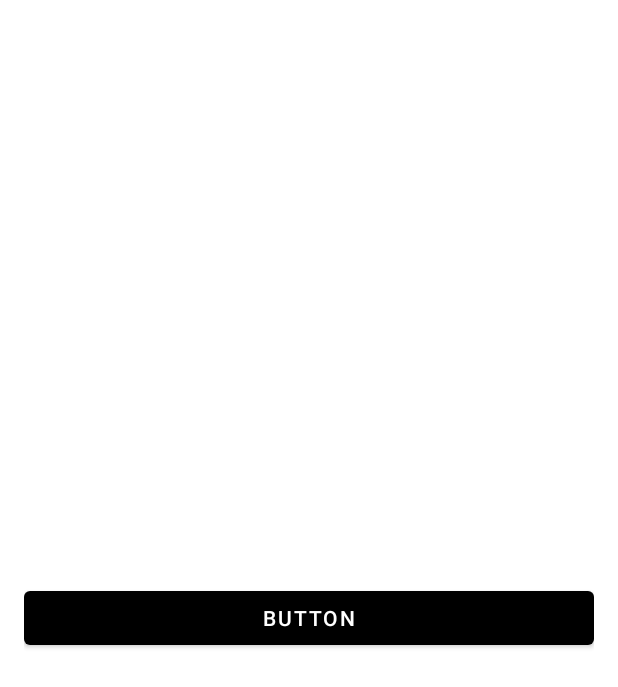
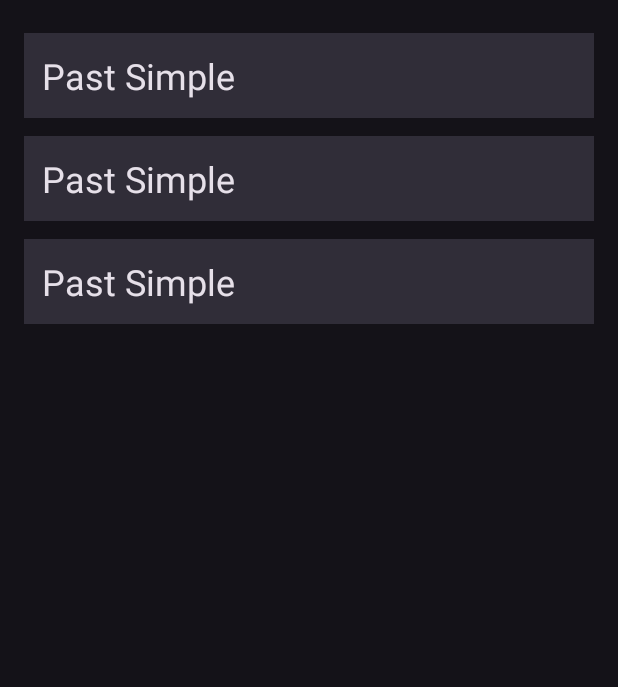
Before and after one commit to Azamat753/Zingua, an Android app: the layout fragment_grammar.xml on its own in the app's theme, with its tools: preview values and no code run, on a phone screen of 412 x 824 dp. Shown: the top 687 px of the screen. Run offline under Robolectric (Android 15) with nearby library versions, the light colour scheme and no system bars.

Commit message:
- colors - base adapter

```diff
--- /dev/null
+++ b/app/src/main/java/com/lawlett/zingua/ui/grammar/GrammarModel.kt
@@ -0,0 +1,5 @@
+package com.lawlett.zingua.ui.grammar
+
+data class GrammarModel (
+  val name:String = "Past Simple"
+)
--- a/app/src/main/res/layout/fragment_grammar.xml
+++ b/app/src/main/res/layout/fragment_grammar.xml
@@ -3,16 +3,14 @@
     xmlns:app="http://schemas.android.com/apk/res-auto"
     xmlns:tools="http://schemas.android.com/tools"
     android:layout_width="match_parent"
+    android:layout_height="match_parent"
     android:padding="16dp"
-    android:layout_height="match_parent"
     tools:context=".ui.dashboard.DashboardFragment">
 
-    <Button
-        android:id="@+id/btn"
+    <androidx.recyclerview.widget.RecyclerView
+        android:id="@+id/recyclerView"
+        app:layoutManager="androidx.recyclerview.widget.LinearLayoutManager"
         android:layout_width="match_parent"
-        android:layout_height="wrap_content"
-        android:text="button"
-        app:layout_constraintBottom_toBottomOf="parent"
-        app:layout_constraintTop_toTopOf="parent" />
-
+        tools:listitem="@layout/item_grammar_theme"
+        android:layout_height="match_parent" />
 </androidx.constraintlayout.widget.ConstraintLayout>
--- /dev/null
+++ b/app/src/main/res/layout/item_grammar_theme.xml
@@ -0,0 +1,17 @@
+<?xml version="1.0" encoding="utf-8"?>
+<LinearLayout xmlns:android="http://schemas.android.com/apk/res/android"
+    android:layout_width="match_parent"
+    android:padding="12dp"
+    android:background="@color/pure_black"
+    android:layout_marginVertical="6dp"
+    android:layout_height="wrap_content">
+
+    <TextView
+        android:id="@+id/titleTv"
+        android:layout_width="wrap_content"
+        android:layout_height="wrap_content"
+        android:text="Past Simple"
+        android:textColor="@color/pure_white"
+        android:textSize="24sp" />
+
+</LinearLayout>
--- a/app/src/main/res/values/colors.xml
+++ b/app/src/main/res/values/colors.xml
@@ -1,5 +1,9 @@
 <?xml version="1.0" encoding="utf-8"?>
 <resources>
-    <color name="black">#FF000000</color>
-    <color name="white">#FFFFFFFF</color>
+    <color name="black">#1C1B1F</color>
+    <color name="pure_black">#302D38</color>
+    <color name="pure_white">#E6E0E9</color>
+    <color name="gray">#969696</color>
+    <color name="dark_violet">#745AB4</color>
+    <color name="light_violet">#9C74FF</color>
 </resources>
--- a/app/src/main/res/values/themes.xml
+++ b/app/src/main/res/values/themes.xml
@@ -1,16 +1,6 @@
-<resources xmlns:tools="http://schemas.android.com/tools">
-    <!-- Base application theme. -->
-    <style name="Theme.Zingua" parent="Theme.MaterialComponents.DayNight.DarkActionBar">
-        <!-- Primary brand color. -->
-        <item name="colorPrimary">@color/black</item>
-        <item name="colorPrimaryVariant">@color/black</item>
-        <item name="colorOnPrimary">@color/white</item>
-        <!-- Secondary brand color. -->
-        <item name="colorSecondary">@color/black</item>
-        <item name="colorSecondaryVariant">@color/black</item>
-        <item name="colorOnSecondary">@color/black</item>
-        <!-- Status bar color. -->
-        <item name="android:statusBarColor">?attr/colorPrimaryVariant</item>
-        <!-- Customize your theme here. -->
+<resources>
+    <style name="Theme.Zingua" parent="Theme.Material3.Dark">
+        <item name="colorPrimary">@color/pure_black</item>
+        <item name="android:statusBarColor">@color/pure_black</item>
     </style>
 </resources>
```
Also changed, not shown: app/src/main/java/com/lawlett/zingua/core/BaseAdapter.kt (added, +86 -0 lines), app/src/main/java/com/lawlett/zingua/ui/grammar/GrammarFragment.kt (+18 -9 lines), app/src/main/java/com/lawlett/zingua/ui/grammar/GrammarThemeAdapter.kt (added, +15 -0 lines), app/src/main/res/anim/item_anim.xml (added, +12 -0 lines).
